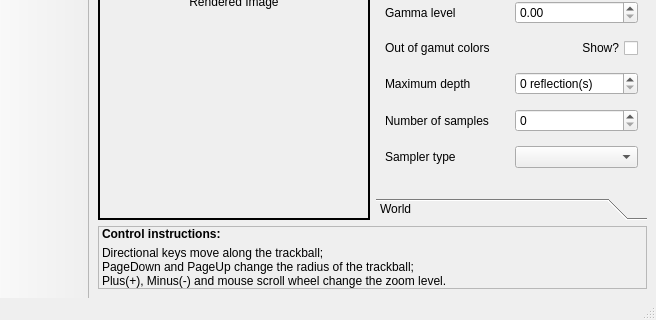
This is lib/mainwindow.ui in thiagowfx/raytracer-lcg-2014 as Qt 5 draws it before an edit; both pictures show x 0 to 656 and y 254 to 574 of the 656 by 574 pixel window. The edited form follows.
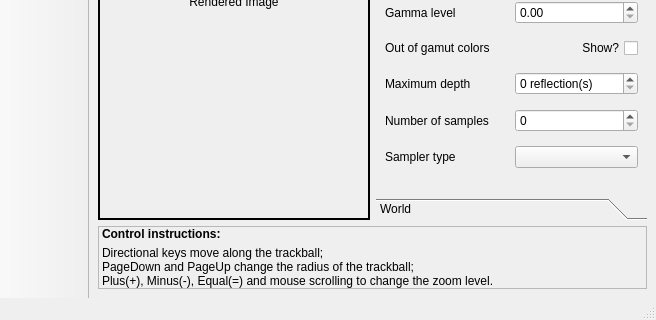
This is the edited form. Icons and pictures are not drawn.

Patch:
```diff
--- a/lib/mainwindow.ui
+++ b/lib/mainwindow.ui
@@ -249,7 +249,7 @@
 &lt;p style=&quot; margin-top:0px; margin-bottom:0px; margin-left:0px; margin-right:0px; -qt-block-indent:0; text-indent:0px;&quot;&gt;&lt;span style=&quot; font-weight:600;&quot;&gt;Control instructions:&lt;/span&gt;&lt;/p&gt;
 &lt;ul style=&quot;margin-top: 0px; margin-bottom: 0px; margin-left: 0px; margin-right: 0px; -qt-list-indent: 0;&quot;&gt;&lt;li style=&quot; margin-top:5px; margin-bottom:0px; margin-left:0px; margin-right:0px; -qt-block-indent:0; text-indent:0px;&quot;&gt;Directional keys move along the trackball;&lt;/li&gt;
 &lt;li style=&quot; margin-top:0px; margin-bottom:0px; margin-left:0px; margin-right:0px; -qt-block-indent:0; text-indent:0px;&quot;&gt;PageDown and PageUp change the radius of the trackball;&lt;/li&gt;
-&lt;li style=&quot; margin-top:0px; margin-bottom:12px; margin-left:0px; margin-right:0px; -qt-block-indent:0; text-indent:0px;&quot;&gt;Plus(+), Minus(-) and mouse scroll wheel change the zoom level.&lt;/li&gt;&lt;/ul&gt;&lt;/body&gt;&lt;/html&gt;</string>
+&lt;li style=&quot; margin-top:0px; margin-bottom:12px; margin-left:0px; margin-right:0px; -qt-block-indent:0; text-indent:0px;&quot;&gt;Plus(+), Minus(-), Equal(=) and mouse scrolling to change the zoom level.&lt;/li&gt;&lt;/ul&gt;&lt;/body&gt;&lt;/html&gt;</string>
       </property>
      </widget>
     </item>
```
Left out of the diff: 8 changed lines with no effect on the pictures.
